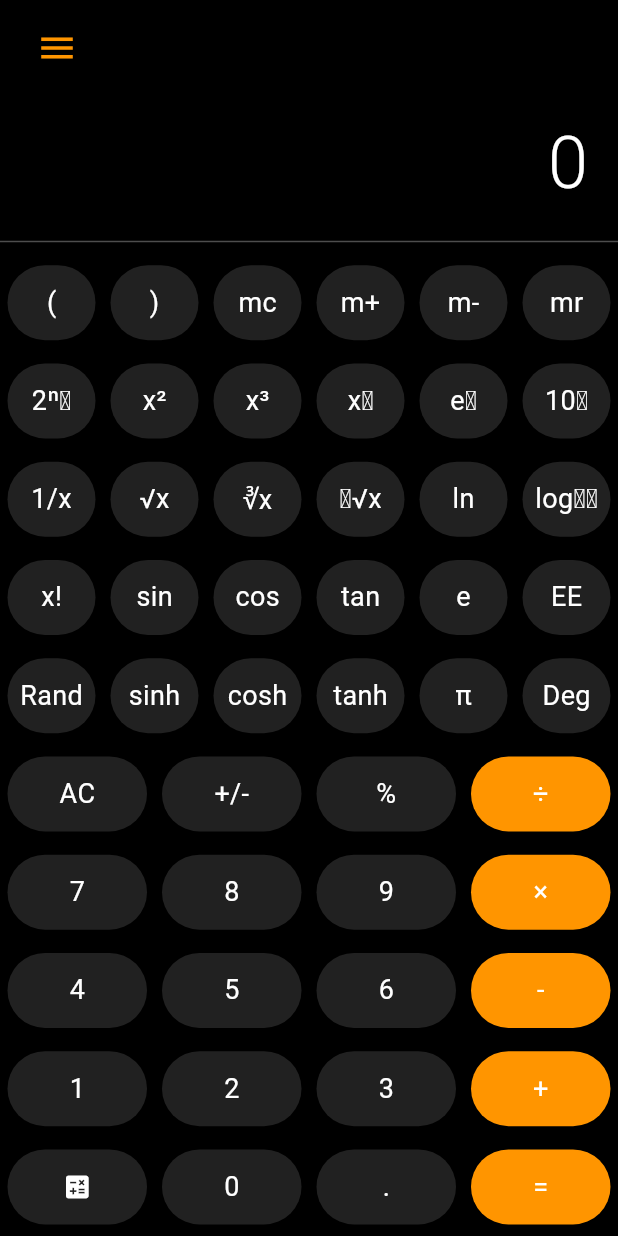
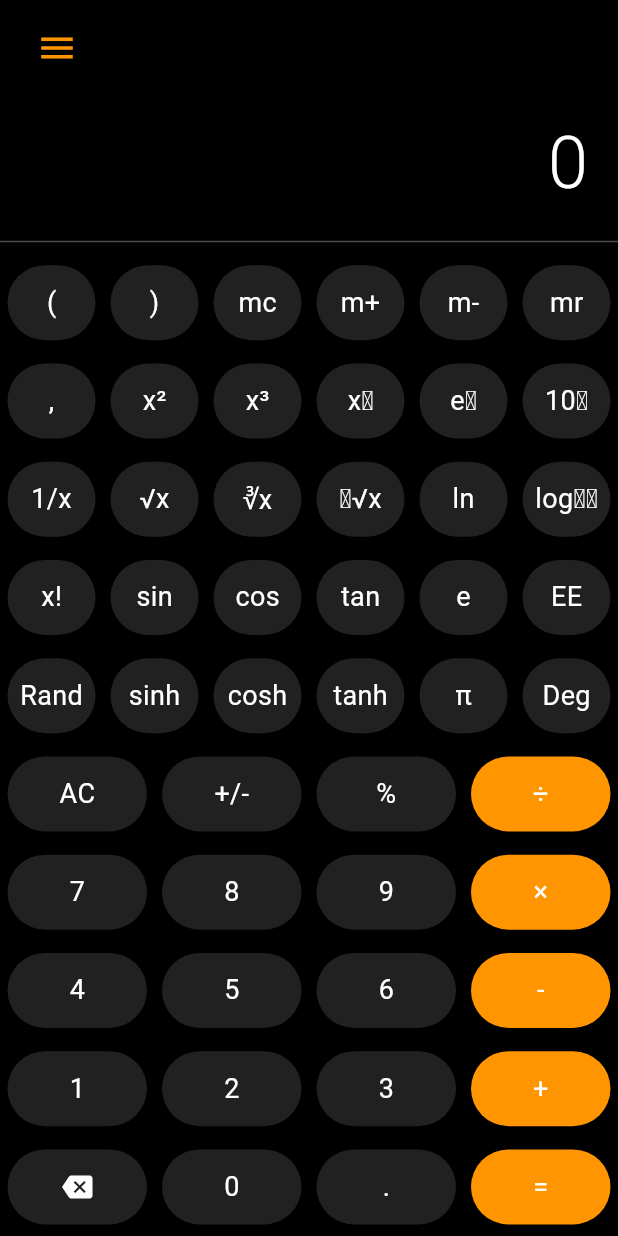
Before and after one commit to Kubraejaz/calculator, a Flutter app: the AdvancedCalcScreen screen opened directly, on a phone screen of 412 x 824 dp. Run offline on Flutter 3.47's test engine with Material 3 defaults, Android fonts, the phone set to English and light mode, and no system bars; our stand-ins replace math_expressions.

Commit message:
Updated advanced calculator logic and UI files

```diff
--- a/lib/screens/advanced_calc_screen.dart
+++ b/lib/screens/advanced_calc_screen.dart
@@ -1,4 +1,3 @@
-// FILE: advanced_calc_screen.dart
 import 'package:flutter/material.dart';
 import 'package:calculator/widgets/advanced_calc_widget.dart';
 import 'package:calculator/screens/advanced_calc_logic.dart';
--- a/lib/widgets/advanced_calc_widget.dart
+++ b/lib/widgets/advanced_calc_widget.dart
@@ -1,4 +1,3 @@
-// FILE: advanced_calc_widget.dart
 import 'package:flutter/material.dart';
 
 class AdvancedCalcWidget extends StatelessWidget {
@@ -17,7 +16,6 @@ class AdvancedCalcWidget extends StatelessWidget {
   Widget build(BuildContext context) {
     return Column(
       children: [
-        // Menu
         Padding(
           padding: const EdgeInsets.symmetric(horizontal: 16.0, vertical: 10),
           child: Row(
@@ -34,8 +32,6 @@ class AdvancedCalcWidget extends StatelessWidget {
             ],
           ),
         ),
-
-        // Display
         Align(
           alignment: Alignment.centerRight,
           child: Padding(
@@ -50,15 +46,12 @@ class AdvancedCalcWidget extends StatelessWidget {
             ),
           ),
         ),
-
         const Divider(color: Colors.white30),
-
-        // Buttons
         Expanded(
           child: Column(
             children: [
               _buildRow(['(', ')', 'mc', 'm+', 'm-', 'mr']),
-              _buildRow(['2ⁿᵈ', 'x²', 'x³', 'xʸ', 'eˣ', '10ˣ']),
+              _buildRow([',', 'x²', 'x³', 'xʸ', 'eˣ', '10ˣ']),
               _buildRow(['1/x', '√x', '∛x', 'ʸ√x', 'ln', 'log₁₀']),
               _buildRow(['x!', 'sin', 'cos', 'tan', 'e', 'EE']),
               _buildRow(['Rand', 'sinh', 'cosh', 'tanh', 'π', 'Deg']),
@@ -66,7 +59,10 @@ class AdvancedCalcWidget extends StatelessWidget {
               _buildRow(['7', '8', '9', '×'], highlightOrange: [3]),
               _buildRow(['4', '5', '6', '-'], highlightOrange: [3]),
               _buildRow(['1', '2', '3', '+'], highlightOrange: [3]),
-              _buildRowWithIcons([Icons.calculate, '0', '.', '='], highlightOrange: [3]),
+              _buildRowWithIcons(
+                [Icons.backspace, '0', '.', '='],
+                highlightOrange: [3],
+              ),
             ],
           ),
         ),
@@ -74,25 +70,35 @@ class AdvancedCalcWidget extends StatelessWidget {
     );
   }
 
-  Widget _buildRow(List<String> labels, {List<int> highlightOrange = const []}) {
+  Widget _buildRow(
+    List<String> labels, {
+    List<int> highlightOrange = const [],
+  }) {
     return Expanded(
       child: Row(
         mainAxisAlignment: MainAxisAlignment.spaceEvenly,
-        children: labels.asMap().entries.map((entry) {
+        children:
+            labels.asMap().entries.map((entry) {
               int index = entry.key;
               String label = entry.value;
-          bool isOrange = highlightOrange.contains(index) || ['+', '-', '×', '÷', '='].contains(label);
+              bool isOrange =
+                  highlightOrange.contains(index) ||
+                  ['+', '-', '×', '÷', '='].contains(label);
               return _buildButton(label, isOrange);
             }).toList(),
       ),
     );
   }
 
-  Widget _buildRowWithIcons(List<dynamic> items, {List<int> highlightOrange = const []}) {
+  Widget _buildRowWithIcons(
+    List<dynamic> items, {
+    List<int> highlightOrange = const [],
+  }) {
     return Expanded(
       child: Row(
         mainAxisAlignment: MainAxisAlignment.spaceEvenly,
-        children: items.asMap().entries.map((entry) {
+        children:
+            items.asMap().entries.map((entry) {
               int index = entry.key;
               var item = entry.value;
               bool isIcon = item is IconData;
@@ -100,18 +106,28 @@ class AdvancedCalcWidget extends StatelessWidget {
 
               return Expanded(
                 child: GestureDetector(
-              onTap: () => onButtonPressed(isIcon ? 'calc' : item),
+                  onTap: () => onButtonPressed(isIcon ? '⌫' : item),
                   child: Container(
                     margin: const EdgeInsets.all(5),
                     height: 50,
                     decoration: BoxDecoration(
-                  color: isOrange ? const Color(0xFFFF9500) : Colors.grey.shade900,
+                      color:
+                          isOrange
+                              ? const Color(0xFFFF9500)
+                              : Colors.grey.shade900,
                       borderRadius: BorderRadius.circular(28),
                     ),
                     child: Center(
-                  child: isIcon
+                      child:
+                          isIcon
                               ? Icon(item, color: Colors.white, size: 20)
-                      : Text(item, style: const TextStyle(color: Colors.white, fontSize: 18)),
+                              : Text(
+                                item,
+                                style: const TextStyle(
+                                  color: Colors.white,
+                                  fontSize: 18,
+                                ),
+                              ),
                     ),
                   ),
                 ),
```
Also changed, not shown: lib/screens/advanced_calc_logic.dart (+22 -1 lines), lib/screens/home_screen.dart (+18 -7 lines), lib/widgets/home_widget.dart (+11 -7 lines). Lines whose indentation alone changed are shown as unchanged.
